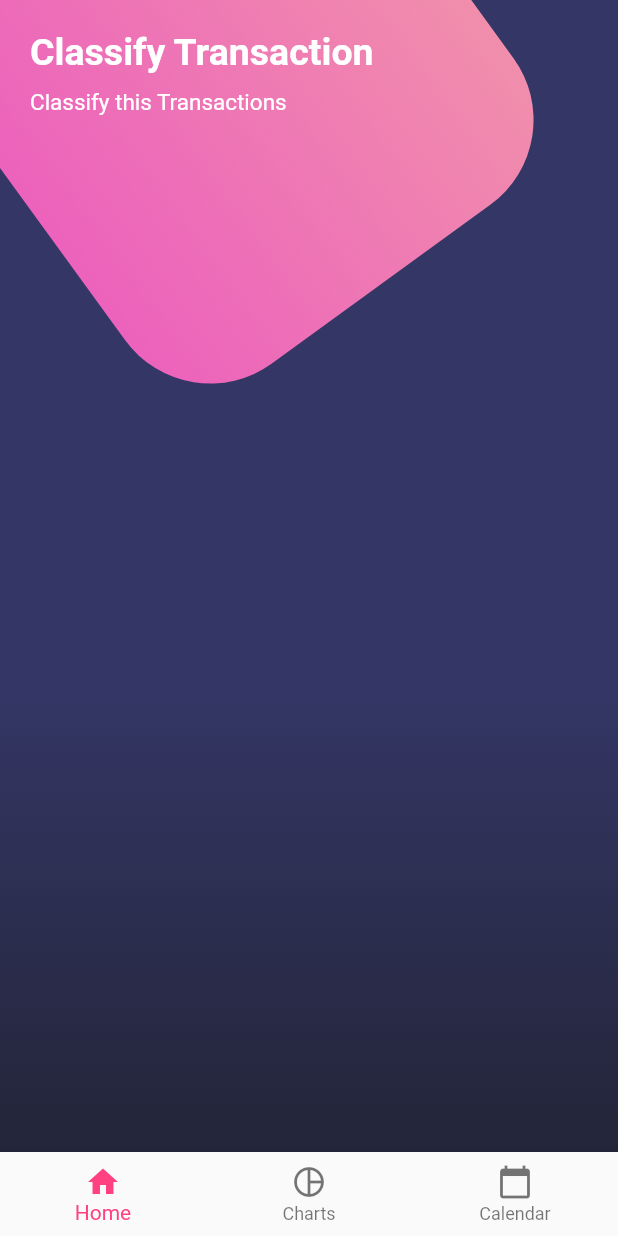
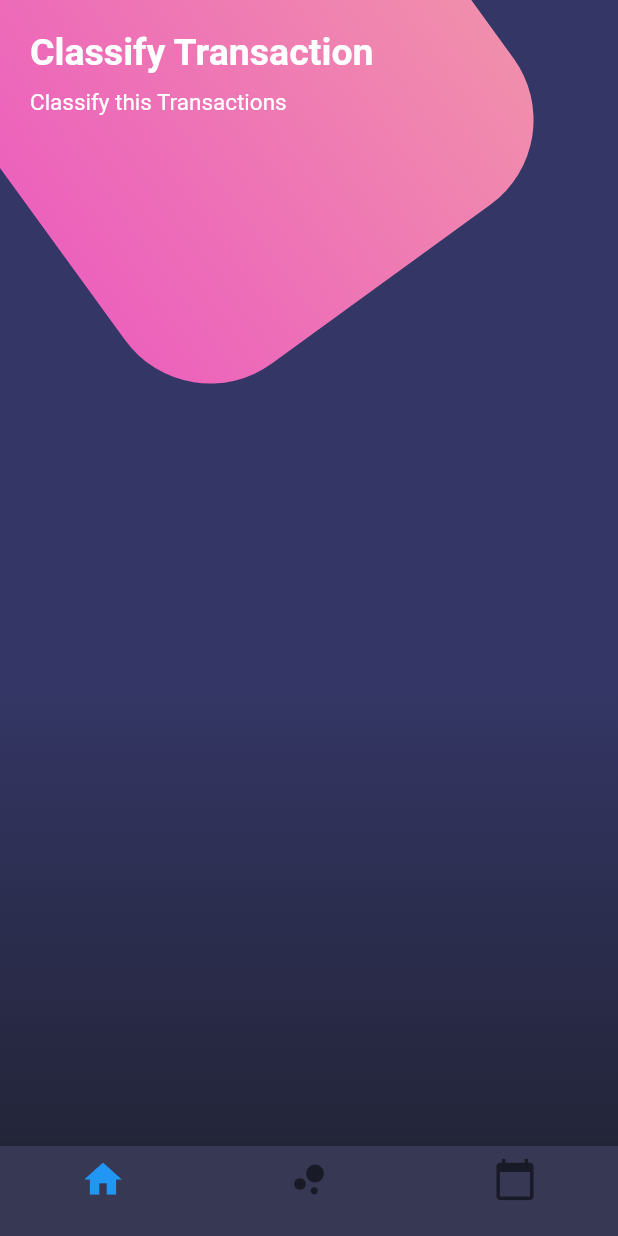
Before and after one commit to OpsonDuran/desings_ui_example_flutter, a Flutter app: the screen it shows after launch, on a phone screen of 412 x 824 dp. Run offline on Flutter 3.47's test engine with Material 2 defaults, Android fonts, the phone set to English and light mode, and no system bars.

Commit message:
bottonNavigationBar custom with Theme

```diff
--- a/lib/src/views/buttons_view.dart
+++ b/lib/src/views/buttons_view.dart
@@ -24,14 +24,7 @@ class ButtonsView extends StatelessWidget {
           ))
         ],
       ),
-      bottomNavigationBar: BottomNavigationBar(
-        fixedColor: Colors.pinkAccent,
-        items: <BottomNavigationBarItem>[
-          BottomNavigationBarItem(icon: Icon(Icons.home),title: Text('Home')),
-          BottomNavigationBarItem(icon: Icon(Icons.pie_chart_outlined),title: Text('Charts')),
-          BottomNavigationBarItem(icon: Icon(Icons.calendar_today),title: Text('Calendar'))
-        ],
-      ),
+      bottomNavigationBar: _bottonNavigationBar(context),
     );
   }
 
@@ -103,7 +96,18 @@ class ButtonsView extends StatelessWidget {
   Widget _bottonNavigationBar(BuildContext context){
     return Theme(
       data: Theme.of(context).copyWith(
-
+        canvasColor: Color.fromRGBO(55, 57, 84, 1.0),
+        primaryColor: Colors.pinkAccent,
+        textTheme: Theme.of(context).textTheme.copyWith(
+          caption:TextStyle(color: Color.fromRGBO(116, 117, 152, 1.0) )
+        )
+      ),
+      child: BottomNavigationBar(
+        items:[
+          BottomNavigationBarItem(icon: Icon(Icons.home,size: 30.0,),title: Container()),
+          BottomNavigationBarItem(icon: Icon(Icons.bubble_chart,size: 30.0),title: Container()),
+          BottomNavigationBarItem(icon: Icon(Icons.calendar_today,size: 30.0),title: Container()),
+        ]
       ),
     );
   }
```
